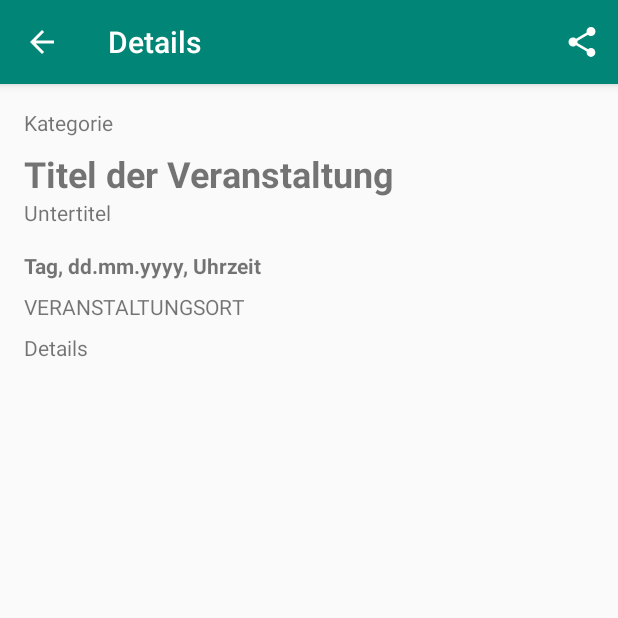
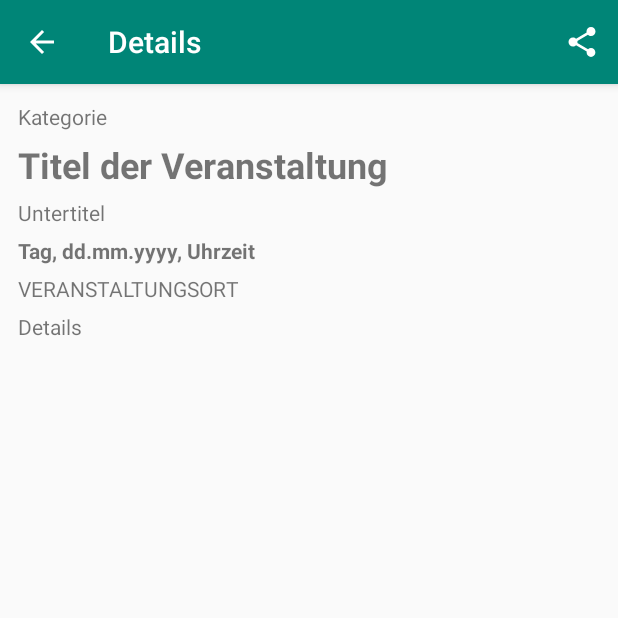
Before and after one commit to intergalacticsuperhero/Hypezig, an Android app: the EventDetailsActivity screen opened directly, with no data from a screen before it, on a phone screen of 412 x 824 dp, the top half of it. Run offline under Robolectric (Android 15) with nearby library versions, the phone set to English and light mode, and no system bars; our stand-ins replace Room's generated code; 1 statement that could not run was skipped.

```diff
--- a/app/src/main/java/com/example/javaapp/db/EventDao.java
+++ b/app/src/main/java/com/example/javaapp/db/EventDao.java
@@ -4,6 +4,7 @@ import androidx.room.Dao;
 import androidx.room.Delete;
 import androidx.room.Insert;
 import androidx.room.Query;
+import androidx.room.Update;
 
 import com.example.javaapp.models.Event;
 
@@ -27,6 +28,8 @@ public interface EventDao {
     @Query("SELECT DISTINCT category FROM event")
     List<String> getDistinctCategories();
 
+    @Update
+    void update(Event event);
 
     @Insert
     void insertAll(Event... events);
--- a/app/src/main/res/layout/activity_event_details.xml
+++ b/app/src/main/res/layout/activity_event_details.xml
@@ -11,120 +11,96 @@
         android:layout_height="match_parent"
         android:fillViewport="true">
 
-        <TableLayout
+        <LinearLayout
             android:layout_width="match_parent"
             android:layout_height="match_parent"
-            android:stretchColumns="1">
+            android:orientation="vertical"
+            android:padding="12dp">
+
+            <LinearLayout
+                android:layout_width="match_parent"
+                android:layout_height="wrap_content"
+                android:orientation="horizontal">
+
+
+                <LinearLayout
+                    android:layout_width="match_parent"
+                    android:layout_height="match_parent"
+                    android:layout_weight="1"
+                    android:orientation="vertical">
 
                     <TextView
                         android:id="@+id/category"
                         android:layout_width="wrap_content"
                         android:layout_height="wrap_content"
-                android:layout_marginStart="16dp"
-                android:layout_marginLeft="16dp"
-                android:layout_marginTop="16dp"
-                android:layout_marginEnd="16dp"
-                android:layout_marginRight="16dp"
-                android:text="Kategorie"
-                app:layout_constraintEnd_toEndOf="parent"
-                app:layout_constraintHorizontal_bias="0.0"
-                app:layout_constraintStart_toStartOf="parent"
-                app:layout_constraintTop_toTopOf="parent" />
+                        android:layout_marginBottom="6dp"
+                        android:text="Kategorie" />
 
                     <TextView
                         android:id="@+id/title"
                         android:layout_width="wrap_content"
                         android:layout_height="wrap_content"
-                android:layout_marginStart="16dp"
-                android:layout_marginLeft="16dp"
-                android:layout_marginTop="8dp"
-                android:layout_marginEnd="16dp"
-                android:layout_marginRight="16dp"
+                        android:layout_marginBottom="6dp"
                         android:text="Titel der Veranstaltung"
                         android:textSize="24sp"
                         android:textStyle="bold"
-                app:layout_constraintEnd_toEndOf="parent"
-                app:layout_constraintHorizontal_bias="0.0"
-                app:layout_constraintStart_toStartOf="parent"
-                app:layout_constraintTop_toBottomOf="@+id/category" />
+                        />
 
                     <TextView
                         android:id="@+id/subtitle"
                         android:layout_width="wrap_content"
                         android:layout_height="wrap_content"
-                android:layout_marginStart="16dp"
-                android:layout_marginLeft="16dp"
-                android:layout_marginEnd="16dp"
-                android:layout_marginRight="16dp"
+                        android:layout_marginBottom="6dp"
                         android:text="Untertitel"
                         app:layout_constraintEnd_toEndOf="parent"
-                app:layout_constraintHorizontal_bias="0.0"
-                app:layout_constraintStart_toStartOf="parent"
-                app:layout_constraintTop_toBottomOf="@+id/title" />
+                        />
+
+                </LinearLayout>
+
+                <!--
+                <ImageButton
+                    android:id="@+id/favorite_button"
+                    android:layout_width="60dp"
+                    android:layout_weight="0"
+                    android:layout_height="match_parent"
+                    android:src="@android:drawable/btn_star_big_off"
+                    android:background="#00ffffff" />
+                    -->
+
+            </LinearLayout>
+
 
             <TextView
                 android:id="@+id/date"
                 android:layout_width="wrap_content"
                 android:layout_height="wrap_content"
-                android:layout_marginStart="16dp"
-                android:layout_marginLeft="16dp"
-                android:layout_marginTop="16dp"
-                android:layout_marginEnd="16dp"
-                android:layout_marginRight="16dp"
+                android:layout_marginBottom="6dp"
                 android:text="Tag, dd.mm.yyyy, Uhrzeit"
                 android:textStyle="bold"
-                app:layout_constraintEnd_toEndOf="parent"
-                app:layout_constraintHorizontal_bias="0.0"
-                app:layout_constraintStart_toStartOf="parent"
-                app:layout_constraintTop_toBottomOf="@+id/subtitle" />
+                 />
 
             <TextView
                 android:id="@+id/location"
                 android:layout_width="wrap_content"
                 android:layout_height="wrap_content"
-                android:layout_marginStart="16dp"
-                android:layout_marginLeft="16dp"
-                android:layout_marginTop="8dp"
-                android:layout_marginEnd="16dp"
-                android:layout_marginRight="16dp"
+                android:layout_marginBottom="6dp"
                 android:text="VERANSTALTUNGSORT"
-                app:layout_constraintEnd_toEndOf="parent"
-                app:layout_constraintHorizontal_bias="0.0"
-                app:layout_constraintStart_toStartOf="parent"
-                app:layout_constraintTop_toBottomOf="@+id/date" />
+                />
 
             <TextView
                 android:id="@+id/details"
                 android:layout_width="wrap_content"
                 android:layout_height="wrap_content"
-                android:layout_marginStart="16dp"
-                android:layout_marginLeft="16dp"
-                android:layout_marginTop="8dp"
-                android:layout_marginEnd="16dp"
-                android:layout_marginRight="16dp"
+                android:layout_marginBottom="6dp"
                 android:text="Details"
-                app:layout_constraintEnd_toEndOf="parent"
-                app:layout_constraintHorizontal_bias="0.0"
-                app:layout_constraintStart_toStartOf="parent"
-                app:layout_constraintTop_toBottomOf="@+id/location" />
-
+                />
 
             <ImageView
                 android:id="@+id/imageView"
                 android:layout_width="match_parent"
-                android:layout_height="400dp"
-                android:gravity="top"
-                android:layout_gravity="top"
-                android:layout_marginLeft="16dp"
-                android:layout_marginTop="16dp"
-                android:layout_marginRight="16dp"
-                app:layout_constraintEnd_toEndOf="parent"
-                app:layout_constraintHorizontal_bias="0.0"
-                app:layout_constraintStart_toStartOf="parent"
-                app:layout_constraintTop_toBottomOf="@+id/details"
-                tools:srcCompat="@android:drawable/btn_dialog" />
-
-        </TableLayout>
+                android:layout_height="200dp"
+                android:layout_weight="1"/>
+        </LinearLayout>
 
     </ScrollView>
 
```
Also changed, not shown: app/src/main/java/com/example/javaapp/EventDetailsActivity.java (+2 -5 lines), app/src/main/java/com/example/javaapp/MainActivity.java (+11 -8 lines), app/src/main/java/com/example/javaapp/RecyclerViewAdapter.java (+36 -7 lines), app/src/main/res/layout/layout_listitem.xml (+42 -24 lines). Lines whose indentation alone changed are shown as unchanged.
